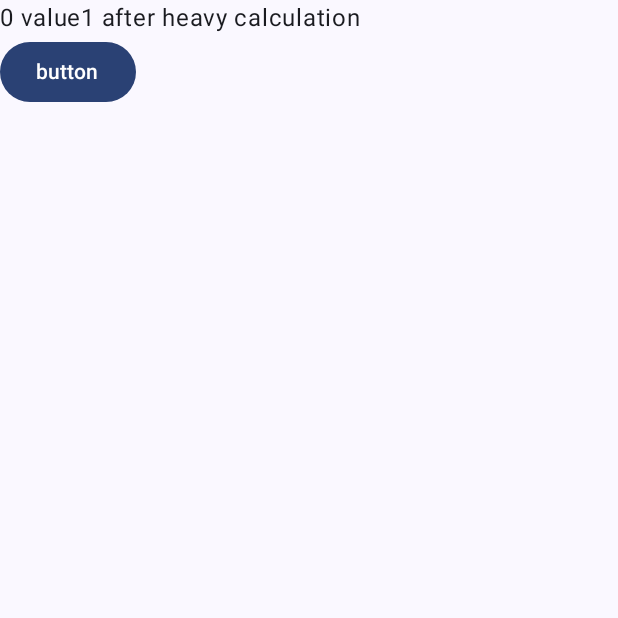
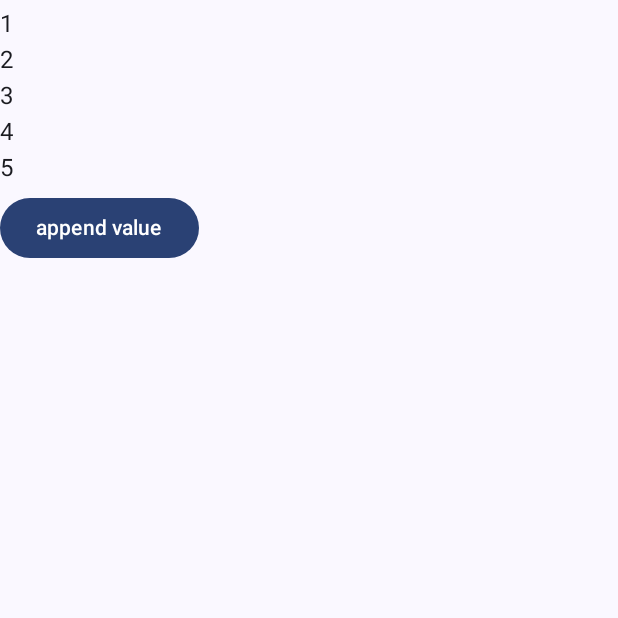
Before and after one commit to sejins/compose-performance-practice, an Android app built with Jetpack Compose: the screen it shows after launch (MainActivity), on a phone screen of 412 x 824 dp, the top half of it. Run offline under Robolectric (Android 15) with nearby library versions, the phone set to English and light mode, and no system bars.

Commit message:
LazyLayout key

```diff
--- a/app/src/main/java/com/jjinse/composeperformance/MainActivity.kt
+++ b/app/src/main/java/com/jjinse/composeperformance/MainActivity.kt
@@ -11,13 +11,17 @@ import androidx.compose.material3.Surface
 import androidx.compose.material3.Text
 import androidx.compose.runtime.Composable
 import androidx.compose.runtime.getValue
+import androidx.compose.runtime.mutableStateListOf
 import androidx.compose.runtime.mutableStateOf
 import androidx.compose.runtime.remember
 import androidx.compose.runtime.setValue
+import androidx.compose.runtime.snapshots.SnapshotStateList
 import androidx.compose.ui.Modifier
 import androidx.compose.ui.tooling.preview.Preview
 import com.jjinse.composeperformance.practice.BestCalculation
+import com.jjinse.composeperformance.practice.BestLazyLayout
 import com.jjinse.composeperformance.practice.WorstCalculation
+import com.jjinse.composeperformance.practice.WorstLazyLayout
 import com.jjinse.composeperformance.ui.theme.ComposePerformanceTheme
 
 class MainActivity : ComponentActivity() {
@@ -27,14 +31,14 @@ class MainActivity : ComponentActivity() {
             ComposePerformanceTheme {
                 Surface(modifier = Modifier.fillMaxSize(), color = MaterialTheme.colorScheme.background) {
                     Column {
-                        var count by remember {
-                            mutableStateOf(0)
+                        val list: SnapshotStateList<Long> = remember {
+                            mutableStateListOf(1, 2, 3, 4, 5)
                         }
-                        BestCalculation(value1 = "value1", value2 = count)
+                        BestLazyLayout(list = list)
                         Button(onClick = {
-                            count++
+                            list.add(index = 2, element = System.currentTimeMillis())
                         }) {
-                            Text(text = "button")
+                            Text(text = "append value")
                         }
                     }
                 }
--- a/app/src/main/java/com/jjinse/composeperformance/practice/BestPractice.kt
+++ b/app/src/main/java/com/jjinse/composeperformance/practice/BestPractice.kt
@@ -1,8 +1,13 @@
 package com.jjinse.composeperformance.practice
 
+import androidx.compose.foundation.layout.PaddingValues
+import androidx.compose.foundation.lazy.LazyColumn
+import androidx.compose.foundation.lazy.items
 import androidx.compose.material3.Text
 import androidx.compose.runtime.Composable
 import androidx.compose.runtime.remember
+import androidx.compose.ui.unit.dp
+import java.util.UUID
 
 /**
  * @see WorstCalculation
@@ -17,3 +22,18 @@ fun BestCalculation(
     }
     Text(text = "$value2 $newValue1")
 }
+
+/**
+ * @see WorstLazyLayout
+ */
+@Composable
+fun BestLazyLayout(list: List<Long>) {
+    LazyColumn(contentPadding = PaddingValues(vertical = 4.dp)) {
+        items(
+            items = list,
+            key = { it }
+        ) {
+            Item(text = it.toString())
+        }
+    }
+}
--- a/app/src/main/java/com/jjinse/composeperformance/practice/Common.kt
+++ b/app/src/main/java/com/jjinse/composeperformance/practice/Common.kt
@@ -1,8 +1,22 @@
 package com.jjinse.composeperformance.practice
 
+import androidx.compose.foundation.layout.Box
+import androidx.compose.foundation.layout.Row
+import androidx.compose.foundation.layout.fillMaxWidth
+import androidx.compose.material3.Text
+import androidx.compose.runtime.Composable
+import androidx.compose.ui.Modifier
 import com.jjinse.composeperformance.utils.log
 
-internal fun heavyCalculation(value: String): String {
+fun heavyCalculation(value: String): String {
     log("Heavy calculation!")
     return "$value after heavy calculation"
 }
+
+@Composable
+fun Item(text: String) {
+    log("Item($text) recomposition!")
+    Box(modifier = Modifier.fillMaxWidth()) {
+        Text(text = text)
+    }
+}
--- a/app/src/main/java/com/jjinse/composeperformance/practice/WorstPractice.kt
+++ b/app/src/main/java/com/jjinse/composeperformance/practice/WorstPractice.kt
@@ -1,7 +1,13 @@
 package com.jjinse.composeperformance.practice
 
+import androidx.compose.foundation.layout.PaddingValues
+import androidx.compose.foundation.layout.fillMaxSize
+import androidx.compose.foundation.lazy.LazyColumn
+import androidx.compose.foundation.lazy.items
 import androidx.compose.material3.Text
 import androidx.compose.runtime.Composable
+import androidx.compose.ui.Modifier
+import androidx.compose.ui.unit.dp
 
 /**
  * value2 변경에 의한 recomposition에도 heavyCalculation이 매번 동작
@@ -15,3 +21,17 @@ fun WorstCalculation(
     val newValue1 = heavyCalculation(value1)
     Text(text = "$value2 $newValue1")
 }
+
+
+/**
+ * 리스트 아이템 추가 및 순서 변경의 경우 전체 아이템이 recomposition
+ * @see BestLazyLayout
+ */
+@Composable
+fun WorstLazyLayout(list: List<Long>) {
+    LazyColumn(contentPadding = PaddingValues(vertical = 4.dp)) {
+        items(list) {
+            Item(text = it.toString())
+        }
+    }
+}
```
